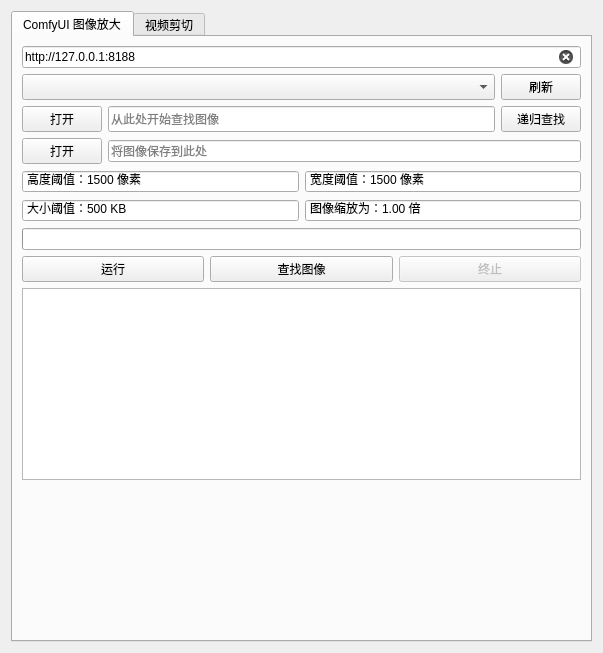
First picture: the form in pages/media_proc/page.ui, repository KirariSpark/JABORT, before the edit.
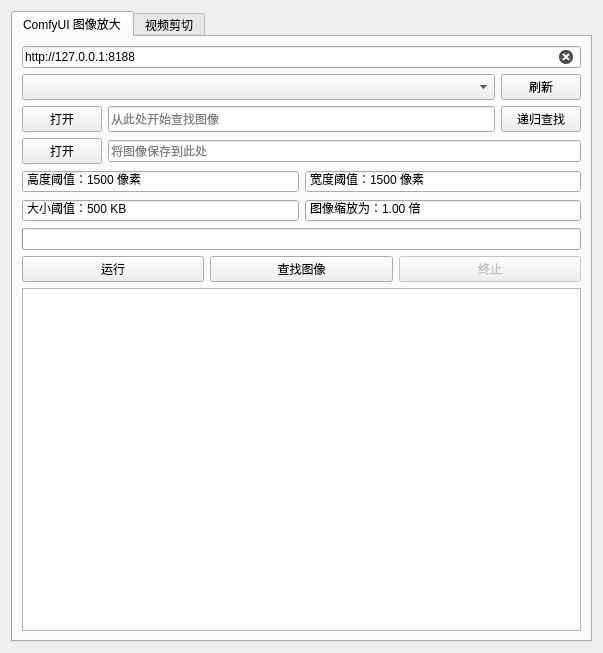
Second picture: the form after the edit.

Commit message: 优化：UI

What changed in the file:
```diff
--- a/pages/media_proc/page.ui
+++ b/pages/media_proc/page.ui
@@ -317,19 +317,6 @@
          </property>
         </widget>
        </item>
-       <item>
-        <spacer name="UpsSpacer">
-         <property name="orientation">
-          <enum>Qt::Orientation::Vertical</enum>
-         </property>
-         <property name="sizeHint" stdset="0">
-          <size>
-           <width>0</width>
-           <height>0</height>
-          </size>
-         </property>
-        </spacer>
-       </item>
       </layout>
      </widget>
      <widget class="QWidget" name="VidTrimLayout">
```
The commit also changes 4 other files.
